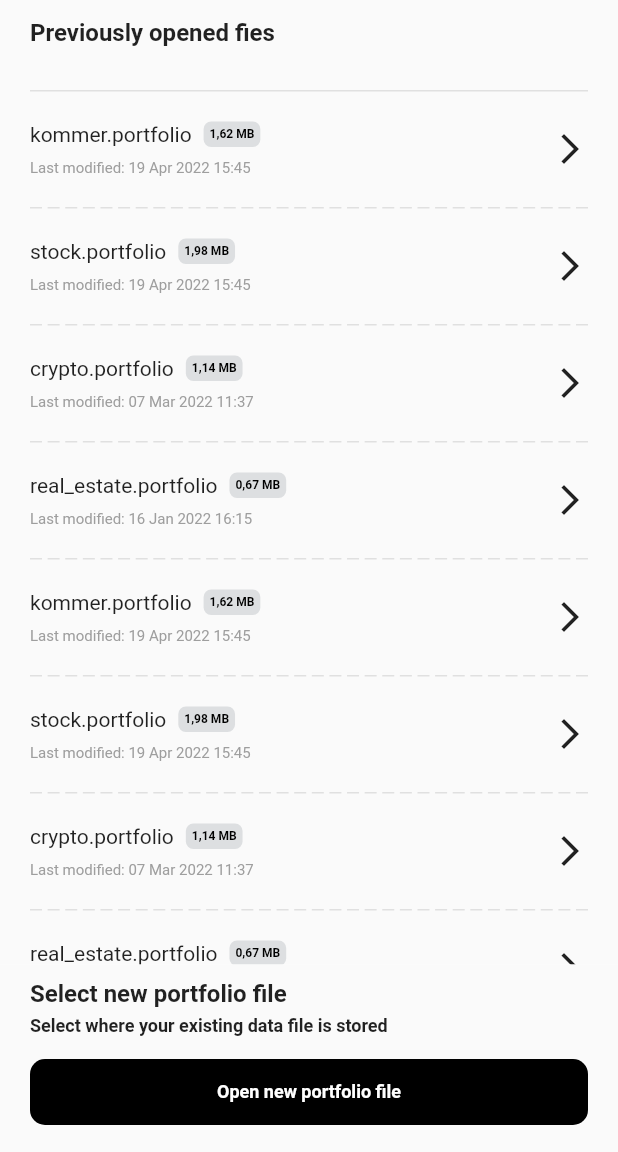
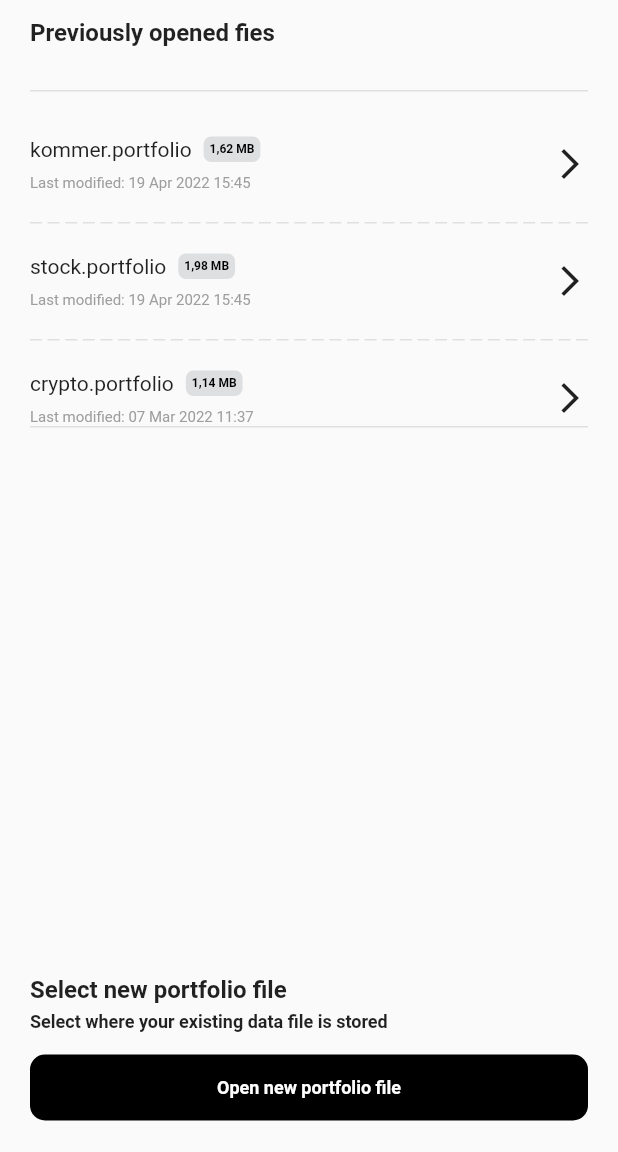
Before and after one commit to abberatfortex/asset_demo, a Flutter app: the screen it shows after launch, on a phone screen of 412 x 824 dp, the part 84-1236 px from its top. Run offline on Flutter 3.47's test engine with Material 2 defaults, Android fonts, the phone set to English and light mode, and no system bars; our stand-ins replace get.

Commit message:
scroll issue

```diff
--- a/lib/screens/portfolio_files_listing.dart
+++ b/lib/screens/portfolio_files_listing.dart
@@ -14,15 +14,7 @@ class PortfolioFilesListing extends StatelessWidget {
     PortfolioFilesListingCellModel('kommer.portfolio', '1,62 MB', 'Last modified: 19 Apr 2022 15:45'),
     PortfolioFilesListingCellModel('stock.portfolio', '1,98 MB', 'Last modified: 19 Apr 2022 15:45'),
     PortfolioFilesListingCellModel('crypto.portfolio', '1,14 MB', 'Last modified: 07 Mar 2022 11:37'),
-    PortfolioFilesListingCellModel('real_estate.portfolio', '0,67 MB', 'Last modified: 16 Jan 2022 16:15'),
-    PortfolioFilesListingCellModel('kommer.portfolio', '1,62 MB', 'Last modified: 19 Apr 2022 15:45'),
-    PortfolioFilesListingCellModel('stock.portfolio', '1,98 MB', 'Last modified: 19 Apr 2022 15:45'),
-    PortfolioFilesListingCellModel('crypto.portfolio', '1,14 MB', 'Last modified: 07 Mar 2022 11:37'),
-    PortfolioFilesListingCellModel('real_estate.portfolio', '0,67 MB', 'Last modified: 16 Jan 2022 16:15'),
-    PortfolioFilesListingCellModel('kommer.portfolio', '1,62 MB', 'Last modified: 19 Apr 2022 15:45'),
-    PortfolioFilesListingCellModel('stock.portfolio', '1,98 MB', 'Last modified: 19 Apr 2022 15:45'),
-    PortfolioFilesListingCellModel('crypto.portfolio', '1,14 MB', 'Last modified: 07 Mar 2022 11:37'),
-    PortfolioFilesListingCellModel('real_estate.portfolio', '0,67 MB', 'Last modified: 16 Jan 2022 16:15'),
+
   ];
 
   @override
@@ -46,16 +38,20 @@ class PortfolioFilesListing extends StatelessWidget {
                   : Image.asset('assets/images/settingLight.png')),
         ],
       ),
-      bottomNavigationBar: BottomAppBar(
-        elevation: 0,
+      // bottomNavigationBar: BottomAppBar(
+      //   elevation: 0,
+      //   child: Container(
+      //     padding: const EdgeInsets.only(left: 20, right: 20, top: 10, bottom: 15),
+      //     height: 125,
+      //       color: Theme.of(context).brightness == Brightness.dark ? Colors.grey.shade900 : Colors.grey.shade50,
+      //   child: const PortfolioFilesListingFooter(),),
+      // ),
+      body: Column(
+        children: [
+          Expanded(
+            flex: 5,
+            child: SingleChildScrollView(
               child: Container(
-          padding: const EdgeInsets.only(left: 20, right: 20, top: 10, bottom: 15),
-          height: 125,
-            color: Theme.of(context).brightness == Brightness.dark ? Colors.grey.shade900 : Colors.grey.shade50,
-        child: const PortfolioFilesListingFooter(),),
-      ),
-      body: SingleChildScrollView(
-        child: Padding(
                 padding: const EdgeInsets.symmetric(horizontal: 20.0, vertical: 12.0),
                 child: Column(
                   crossAxisAlignment: CrossAxisAlignment.start,
@@ -65,7 +61,7 @@ class PortfolioFilesListing extends StatelessWidget {
                     Container(
                       height: 1.0,
                       width: double.infinity,
-                margin: const EdgeInsets.only(bottom: 20),
+                      margin: const EdgeInsets.only(bottom: 30,),
                       color: Colors.grey.shade300,
                     ),
                     ListView.separated(
@@ -89,7 +85,6 @@ class PortfolioFilesListing extends StatelessWidget {
                     Container(
                       height: 1.0,
                       width: double.infinity,
-                margin: const EdgeInsets.symmetric(vertical: 20),
                       color: Colors.grey.shade300,
                     ),
 
@@ -97,6 +92,16 @@ class PortfolioFilesListing extends StatelessWidget {
                 ),
               ),
             ),
+          ),
+          Expanded(
+            flex: 1,
+            child: Container(
+              padding: const EdgeInsets.only(left: 20, right: 20, top: 10, bottom: 15),
+              color: Theme.of(context).brightness == Brightness.dark ? Colors.grey.shade900 : Colors.grey.shade50,
+              child: const PortfolioFilesListingFooter(),),
+          ),
+        ],
+      ),
     );
   }
 }
```
Lines whose indentation alone changed are shown as unchanged.
